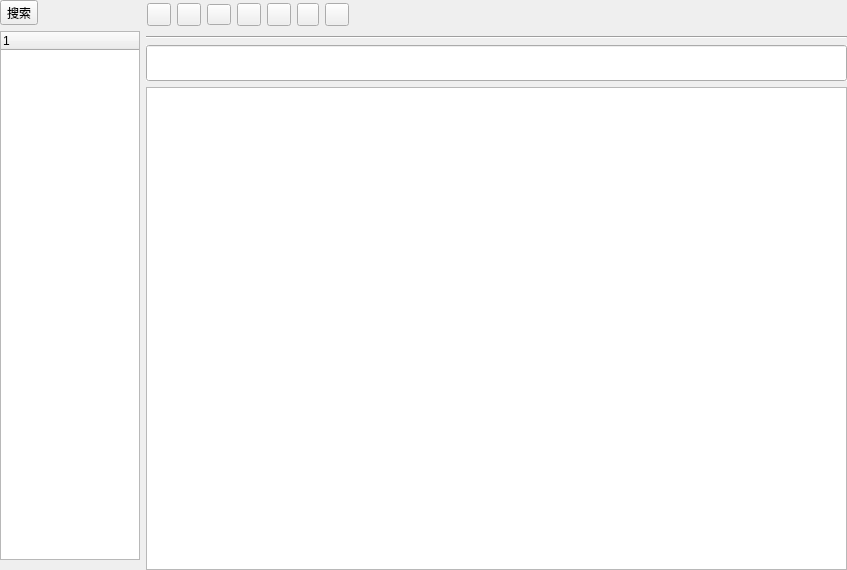
This is App/windows/mainwindow.ui in kevinWu7/LifeNote as Qt 5 draws it before an edit. The edited form follows.
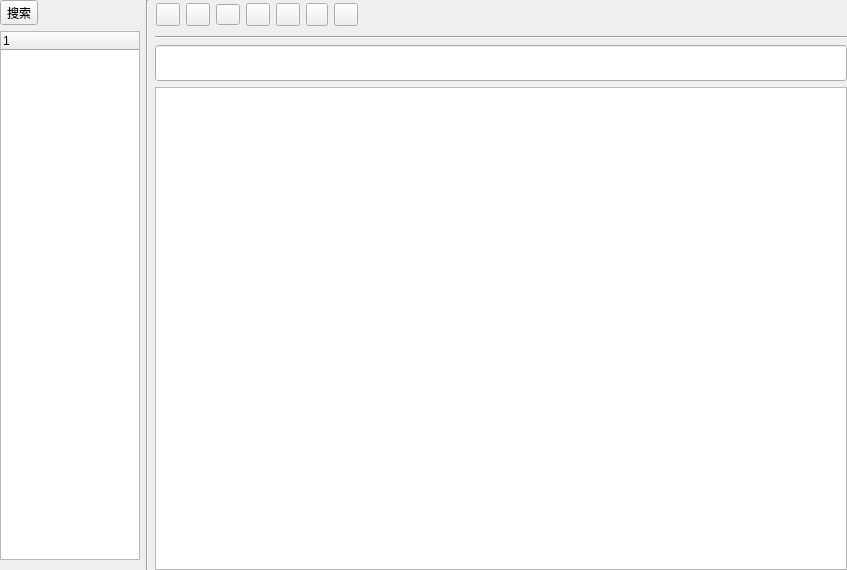
This is the edited form.

Commit message: adjust UI: add editWidget  left margin

```diff
--- a/App/windows/mainwindow.ui
+++ b/App/windows/mainwindow.ui
@@ -116,6 +116,13 @@
          </layout>
         </widget>
        </item>
+       <item>
+        <widget class="Line" name="middleLine">
+         <property name="orientation">
+          <enum>Qt::Vertical</enum>
+         </property>
+        </widget>
+       </item>
        <item>
         <widget class="QWidget" name="editWidget" native="true">
          <layout class="QVBoxLayout" name="verticalLayout_3">
```
Left out of the diff: 2 changed lines with no effect on the pictures. The commit also changes 1 other file.
